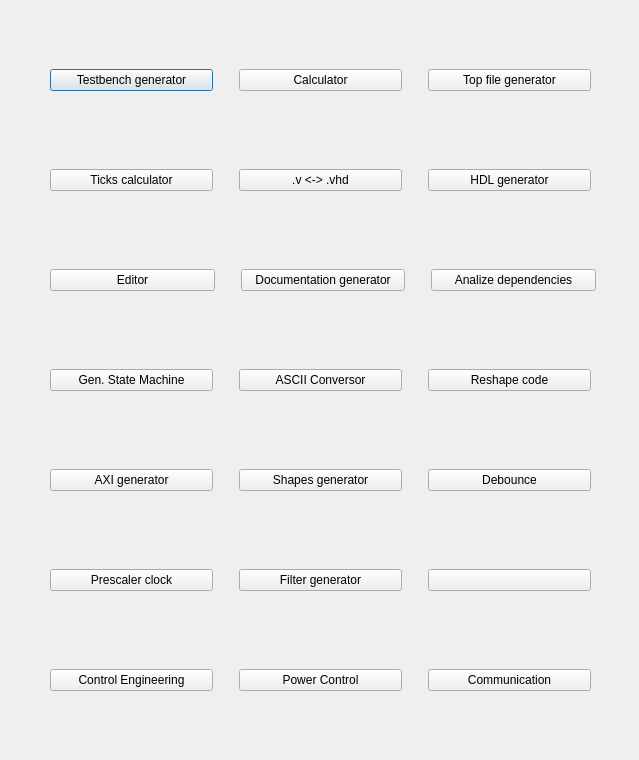
Before: the Qt Designer form src/UI/UIs/HDLHelper_UI.ui in DRubioG/HDLHelper, drawn with Qt 5.
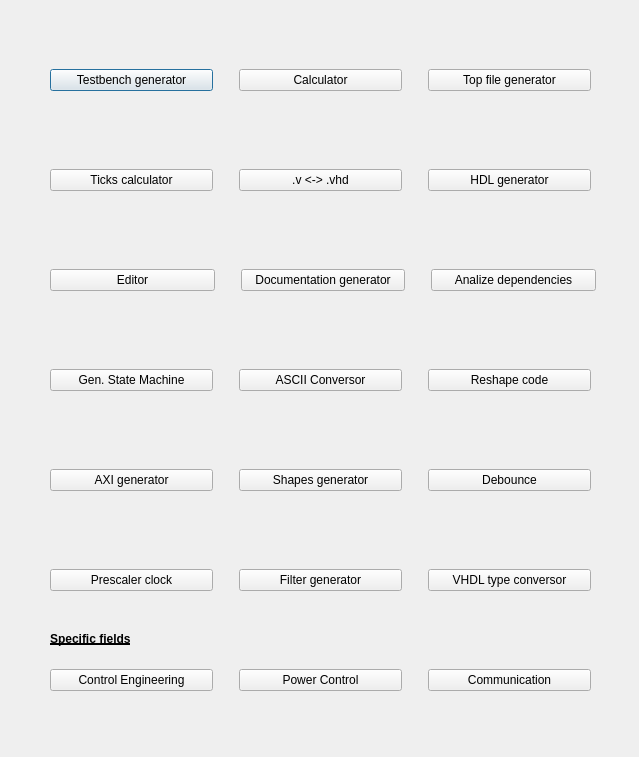
After: the same form once the commit is applied.

What changed in the file:
```diff
--- a/src/UI/UIs/HDLHelper_UI.ui
+++ b/src/UI/UIs/HDLHelper_UI.ui
@@ -7,7 +7,7 @@
     <x>0</x>
     <y>0</y>
     <width>639</width>
-    <height>760</height>
+    <height>757</height>
    </rect>
   </property>
   <property name="windowTitle">
@@ -415,7 +415,7 @@
        <bool>true</bool>
       </property>
       <property name="text">
-       <string/>
+       <string>VHDL type conversor</string>
       </property>
      </widget>
     </item>
@@ -492,6 +492,26 @@
     </item>
    </layout>
   </widget>
+  <widget class="QLabel" name="label">
+   <property name="geometry">
+    <rect>
+     <x>50</x>
+     <y>630</y>
+     <width>131</width>
+     <height>17</height>
+    </rect>
+   </property>
+   <property name="font">
+    <font>
+     <weight>75</weight>
+     <bold>true</bold>
+     <underline>true</underline>
+    </font>
+   </property>
+   <property name="text">
+    <string>Specific fields</string>
+   </property>
+  </widget>
  </widget>
  <resources/>
  <connections/>
```
